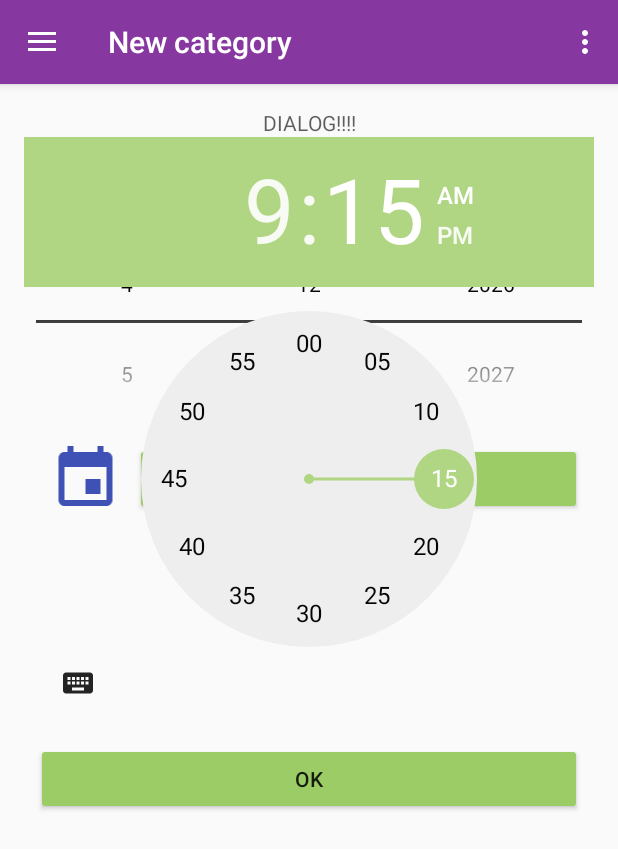
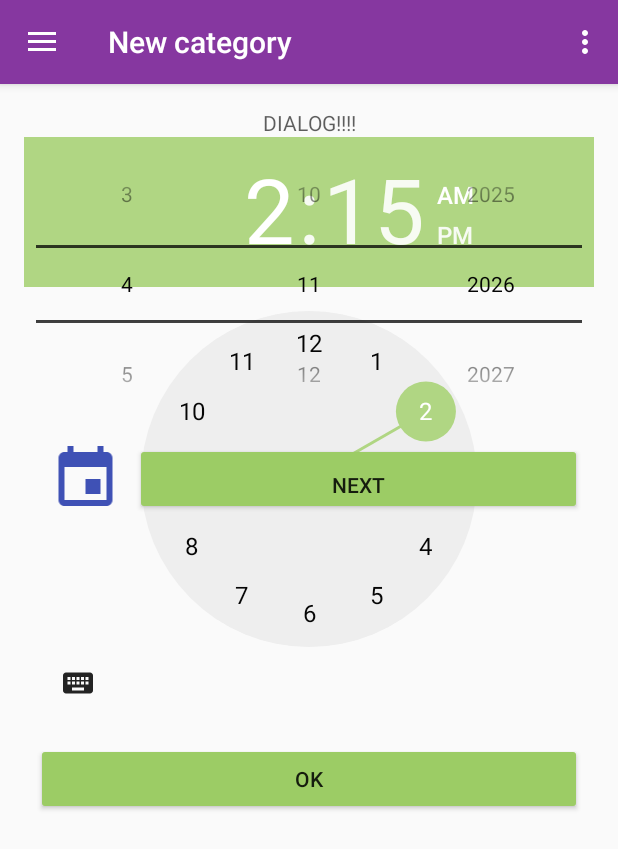
Before and after one commit to BurovAlexProgrammer/IRemember, an Android app: the fragment DialogDateTimePicker placed in its activity, in the options menu, after a tap on "action_settings", on a phone screen of 412 x 824 dp. Shown: the top 849 px of the screen. Run offline under Robolectric (Android 15) with nearby library versions, the phone set to English and light mode, and no system bars; libraries missing offline, so code that uses them is left out: com.crashlytics.android, com.koushikdutta.urlimageviewhelper, io.fabric.sdk; 6 statements that could not run were skipped.

Commit message:
Fixed dateTimePicker dialog

```diff
--- a/app/src/main/java/ru/avb/iremember/DialogDateTimePicker.java
+++ b/app/src/main/java/ru/avb/iremember/DialogDateTimePicker.java
@@ -4,6 +4,7 @@ import android.app.DialogFragment;
 import android.content.DialogInterface;
 import android.os.Bundle;
 import android.support.annotation.Nullable;
+import android.support.v4.math.MathUtils;
 import android.view.LayoutInflater;
 import android.view.View;
 import android.view.ViewGroup;
@@ -26,6 +27,7 @@ public class DialogDateTimePicker extends DialogFragment implements View.OnClick
     Button buttonOk;
     TabHost tabHost;
     LinearLayout layoutDatePicker, layoutCalendar;
+    int minYear;
     @Nullable
     @Override
     public View onCreateView(LayoutInflater inflater, @Nullable ViewGroup container, Bundle savedInstanceState) {
@@ -68,8 +70,8 @@ public class DialogDateTimePicker extends DialogFragment implements View.OnClick
         int[] days = {1,2,3,4,5,6,7,8,9,10,11,12,13,14,15,16,17,18,19,20,21,22,23,24,25,26,27,28,29,30,31};
         String[] daysStr = new String[31];
         for (int i=0; i<days.length; i++) {daysStr[i] = ""+days[i];}
-        pickerDay.setMinValue(0);
-        pickerDay.setMaxValue(daysStr.length-1);
+        pickerDay.setMinValue(1);
+        pickerDay.setMaxValue(daysStr.length);
         pickerDay.setDisplayedValues(daysStr);
         pickerDay.setDescendantFocusability(NumberPicker.FOCUS_BLOCK_DESCENDANTS);
         pickerDay.setWrapSelectorWheel(true);
@@ -78,15 +80,15 @@ public class DialogDateTimePicker extends DialogFragment implements View.OnClick
         int[] months = {1,2,3,4,5,6,7,8,9,10,11,12};
         String[] monthsStr = new String[months.length];
         for (int i=0; i<monthsStr.length; i++) {monthsStr[i] = ""+months[i];}
-        pickerMonth.setMinValue(0);
-        pickerMonth.setMaxValue(monthsStr.length-1);
+        pickerMonth.setMinValue(1);
+        pickerMonth.setMaxValue(monthsStr.length);
         pickerMonth.setDisplayedValues(monthsStr);
 //        pickerMonth.setDescendantFocusability(NumberPicker.FOCUS_BLOCK_DESCENDANTS);
         pickerMonth.setWrapSelectorWheel(true);
 
         pickerYear = v.findViewById(R.id.picker_year);
-        int minYear = 2000;
-        int[] years = new int[50];
+        minYear = 2000;
+        final int[] years = new int[50];
         for (int i=0; i<years.length; i++) {years[i]=minYear+i;}
         String[] yearsStr = new String[years.length];
         for (int i=0; i<yearsStr.length; i++) {yearsStr[i] = ""+years[i];}
@@ -100,9 +102,36 @@ public class DialogDateTimePicker extends DialogFragment implements View.OnClick
         int currentMonth = DateTime.now().getMonthOfYear();
         int currentYear = DateTime.now().getYear();
         G.Log("Current date: "+currentDay+"-"+currentMonth+"-"+currentYear);
-        pickerDay.setValue(currentDay-1);
-        pickerMonth.setValue(currentMonth-1);
+        pickerDay.setValue(currentDay);
+        pickerMonth.setValue(currentMonth);
         pickerYear.setValue(currentYear-minYear);
+        pickerMonth.setOnValueChangedListener(new NumberPicker.OnValueChangeListener() {
+            @Override
+            public void onValueChange(NumberPicker numberPicker, int i, int i1) {
+//                G.Log("i: "+i+"   i1: "+i1 );
+                int maxDayInMonth = 31;
+                switch (i1) {
+                    case 1: maxDayInMonth = 31; break;
+                    case 2: maxDayInMonth = 28; break;
+                    case 3: maxDayInMonth = 31; break;
+                    case 4: maxDayInMonth = 30; break;
+                    case 5: maxDayInMonth = 31; break;
+                    case 6: maxDayInMonth = 30; break;
+                    case 7: maxDayInMonth = 31; break;
+                    case 8: maxDayInMonth = 31; break;
+                    case 9: maxDayInMonth = 30; break;
+                    case 10: maxDayInMonth = 31; break;
+                    case 11: maxDayInMonth = 30; break;
+                    case 12: maxDayInMonth = 31; break;
+                }
+                int yearSelected = minYear+pickerYear.getValue();
+                G.Log("year selected: "+yearSelected);
+                if (((yearSelected%4)==0)&&(i1==2)) maxDayInMonth=29;
+                G.Log("Max day: "+maxDayInMonth);
+                if (pickerDay.getValue()>maxDayInMonth) pickerDay.setValue(maxDayInMonth);
+            }
+        });
+
 
         Button buttonNext = v.findViewById(R.id.button_next);
         buttonNext.setOnClickListener(new View.OnClickListener() {
--- a/app/src/main/res/layout/dialog_date_time_picker.xml
+++ b/app/src/main/res/layout/dialog_date_time_picker.xml
@@ -35,6 +35,37 @@
                 android:id="@android:id/tabcontent"
                 android:layout_width="match_parent"
                 android:layout_height="match_parent">
+
+                <LinearLayout
+                    android:id="@+id/tab2"
+                    android:layout_width="match_parent"
+                    android:layout_height="match_parent"
+                    android:orientation="vertical">
+
+                    <TimePicker
+                        android:id="@+id/timePicker"
+                        android:layout_width="match_parent"
+                        android:layout_height="wrap_content" />
+
+                    <LinearLayout
+                        android:id="@+id/button_ok"
+                        android:layout_width="match_parent"
+                        android:layout_height="wrap_content"
+                        android:orientation="horizontal"
+                        android:paddingBottom="8dp"
+                        android:paddingEnd="8dp"
+                        android:paddingStart="8dp"
+                        android:paddingTop="16dp">
+
+                        <Button
+                            android:id="@+id/button_next"
+                            android:layout_width="wrap_content"
+                            android:layout_height="wrap_content"
+                            android:layout_weight="0.92"
+                            android:text="@string/ok" />
+                    </LinearLayout>
+
+                </LinearLayout>
 
                 <LinearLayout
                     android:id="@+id/tab1"
@@ -122,37 +153,6 @@
                 </LinearLayout>
 
                 <LinearLayout
-                    android:id="@+id/tab2"
-                    android:layout_width="match_parent"
-                    android:layout_height="match_parent"
-                    android:orientation="vertical">
-
-                    <TimePicker
-                        android:id="@+id/timePicker"
-                        android:layout_width="match_parent"
-                        android:layout_height="wrap_content" />
-
-                    <LinearLayout
-                        android:id="@+id/button_ok"
-                        android:layout_width="match_parent"
-                        android:layout_height="wrap_content"
-                        android:orientation="horizontal"
-                        android:paddingBottom="8dp"
-                        android:paddingEnd="8dp"
-                        android:paddingStart="8dp"
-                        android:paddingTop="16dp">
-
-                        <Button
-                            android:id="@+id/button_next"
-                            android:layout_width="wrap_content"
-                            android:layout_height="wrap_content"
-                            android:layout_weight="0.92"
-                            android:text="@string/ok" />
-                    </LinearLayout>
-
-                </LinearLayout>
-
-                <LinearLayout
                     android:id="@+id/tab3"
                     android:layout_width="match_parent"
                     android:layout_height="match_parent"
```
